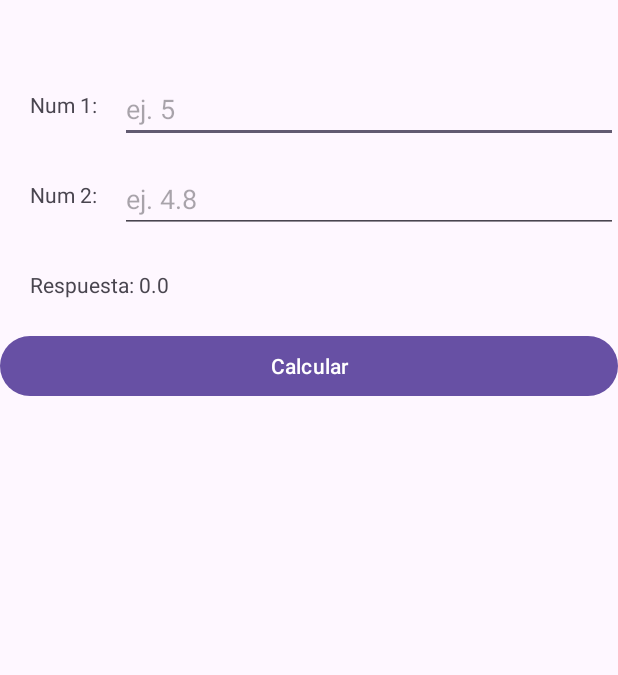
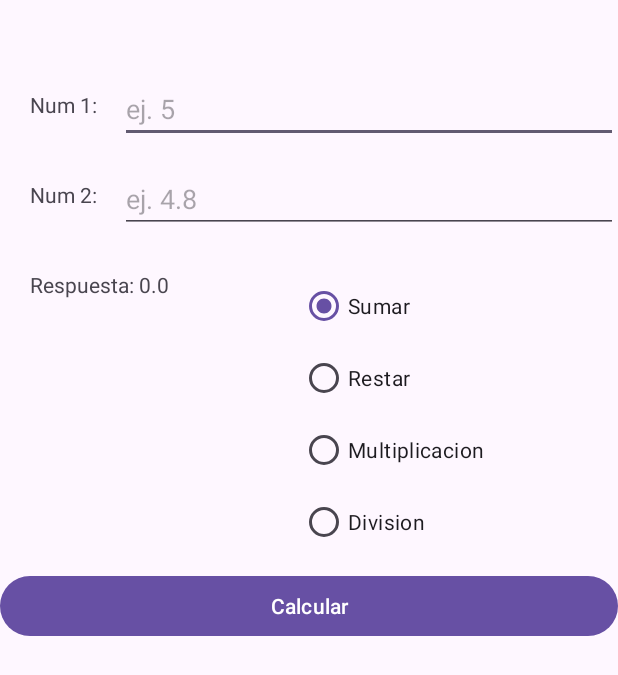
Before and after one commit to K3r1n24/PrograII-Semi-2025, an Android app: the screen it shows after launch (MainActivity), after a tap on "Calcular", on a phone screen of 412 x 824 dp. Shown: the top 675 px of the screen. Run offline under Robolectric (Android 15) with nearby library versions, the phone set to English and light mode, and no system bars; 2 statements that could not run were skipped.

Commit message:
Se agrego las opciones de suma, resta, multiplicacion, y division.

```diff
--- a/app/src/main/java/com/ugb/myfirstapplication/MainActivity.java
+++ b/app/src/main/java/com/ugb/myfirstapplication/MainActivity.java
@@ -3,6 +3,9 @@ package com.ugb.myfirstapplication;
 import android.os.Bundle;
 import android.view.View;
 import android.widget.Button;
+import android.widget.RadioButton;
+import android.widget.RadioGroup;
+import android.widget.Spinner;
 import android.widget.TextView;
 
 import androidx.activity.EdgeToEdge;
@@ -14,6 +17,8 @@ import androidx.core.view.WindowInsetsCompat;
 public class MainActivity extends AppCompatActivity {
     Button btn;
     TextView tempVal;
+    RadioGroup rgb;
+    RadioButton opt;
     @Override
     protected void onCreate(Bundle savedInstanceState) {
         super.onCreate(savedInstanceState);
@@ -29,8 +34,24 @@ public class MainActivity extends AppCompatActivity {
                 tempVal = findViewById(R.id.txtNum2);
                 double num2 = Double.parseDouble(tempVal.getText().toString());
 
-                double respuesta = num1 + num2;
+                double respuesta = 0.0;
 
+                opt = findViewById(R.id.optSuma);
+                if (opt.isChecked()) {
+                    respuesta = num1 + num2;
+                }
+                opt = findViewById(R.id.optResta);
+                if (opt.isChecked()) {
+                    respuesta = num1 - num2;
+                }
+                opt = findViewById(R.id.optMultiplicacion);
+                if (opt.isChecked()) {
+                    respuesta = num1 * num2;
+                }
+                opt = findViewById(R.id.optDivision);
+                if (opt.isChecked()) {
+                    respuesta = num1 / num2;
+                }
                 tempVal = findViewById(R.id.lblRespuesta);
                 tempVal.setText("Respuesta: "+ respuesta);
             }
--- a/app/src/main/res/layout/activity_main.xml
+++ b/app/src/main/res/layout/activity_main.xml
@@ -47,9 +47,39 @@
         android:layout_width="wrap_content"
         android:layout_height="wrap_content"/>
 
+    <RadioGroup
+        android:layout_marginTop="180dp"
+        android:layout_marginLeft="200dp"
+        android:id="@+id/rgbOpciones"
+        android:layout_width="wrap_content"
+        android:layout_height="wrap_content">
+        <RadioButton
+            android:id="@+id/optSuma"
+            android:text="Sumar"
+            android:checked="true"
+            android:layout_width="wrap_content"
+            android:layout_height="wrap_content"/>
+        <RadioButton
+            android:id="@+id/optResta"
+            android:text="Restar"
+            android:layout_width="wrap_content"
+            android:layout_height="wrap_content"/>
+        <RadioButton
+            android:id="@+id/optMultiplicacion"
+            android:text="Multiplicacion"
+            android:layout_width="wrap_content"
+            android:layout_height="wrap_content"/>
+        <RadioButton
+            android:id="@+id/optDivision"
+            android:text="Division"
+            android:layout_width="wrap_content"
+            android:layout_height="wrap_content"/>
+    </RadioGroup>
+
+
     <Button
         android:id="@+id/btnCalcular"
-        android:layout_marginTop="220dp"
+        android:layout_marginTop="380dp"
         android:text="Calcular"
         android:layout_width="match_parent"
         android:layout_height="wrap_content"/>
```
